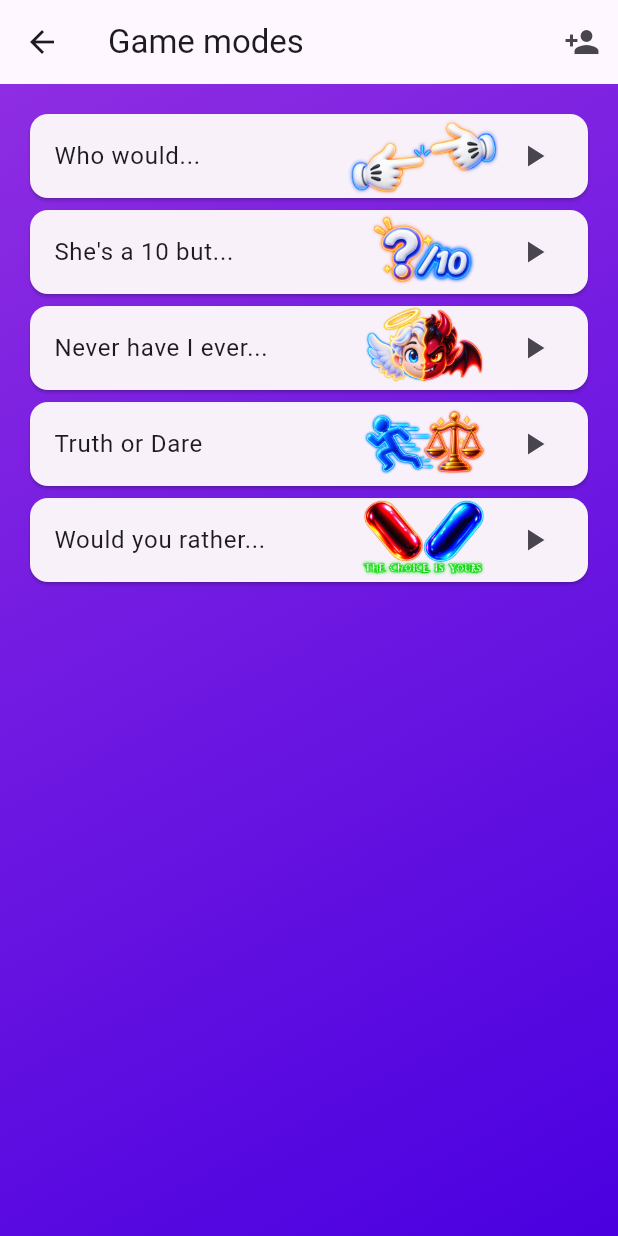
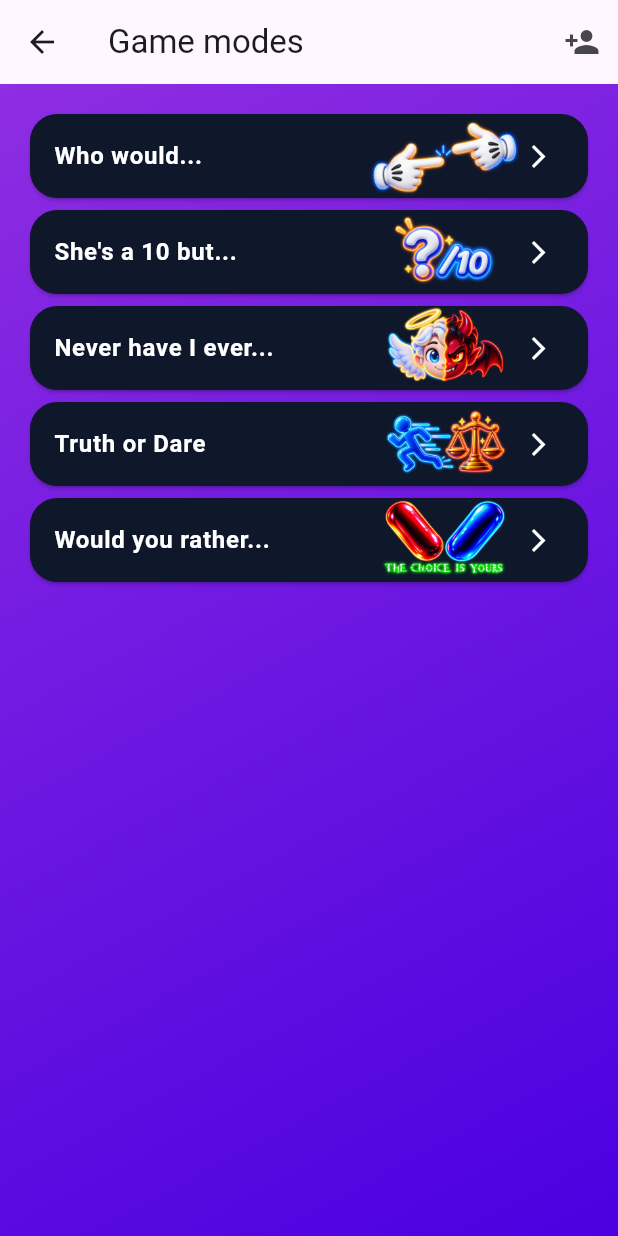
Before and after one commit to Walie-Matthieu/West-Fun, a Flutter app: the ModeSelectionScreen screen opened directly with empty values, on a phone screen of 412 x 824 dp. Run offline on Flutter 3.47's test engine with Material 3 defaults, Android fonts, the phone set to English and light mode, and no system bars; our stand-ins replace image_picker.

Commit message:
change button color

```diff
--- a/lib/screens/mode_selection_screen.dart
+++ b/lib/screens/mode_selection_screen.dart
@@ -38,86 +38,51 @@ class _ModeSelectionScreenState extends State<ModeSelectionScreen> {
   }
   Widget _buildModeTrailingIcon(GameMode mode) {
     if (mode == GameMode.whoWould) {
-      return Row(
-        mainAxisSize: MainAxisSize.min,
-        children: [
-          Image.asset(
+      return Image.asset(
         'assets/images/main_mickey.png',
         width: 100,
         height: 100,
         fit: BoxFit.contain,
-          ),
-          const SizedBox(width: 12),
-          const Icon(Icons.play_arrow),
-        ],
       );
     }
 
     if (mode == GameMode.shesA10But) {
-      return Row(
-        mainAxisSize: MainAxisSize.min,
-        children: [
-          Image.asset(
+      return Image.asset(
         'assets/images/shes_a_ten.png',
         width: 100,
         height: 100,
         fit: BoxFit.contain,
-          ),
-          const SizedBox(width: 12),
-          const Icon(Icons.play_arrow),
-        ],
       );
     }
 
     if (mode == GameMode.neverHaveIEver) {
-      return Row(
-        mainAxisSize: MainAxisSize.min,
-        children: [
-          Image.asset(
+      return Image.asset(
         'assets/images/never_I_have_ever.png',
         width: 100,
         height: 100,
         fit: BoxFit.contain,
-          ),
-          const SizedBox(width: 12),
-          const Icon(Icons.play_arrow),
-        ],
       );
     }
 
     if (mode == GameMode.truthOrDare) {
-      return Row(
-        mainAxisSize: MainAxisSize.min,
-        children: [
-          Image.asset(
+      return Image.asset(
         'assets/images/truth_or_dare.png',
         width: 100,
         height: 100,
         fit: BoxFit.contain,
-          ),
-          const SizedBox(width: 12),
-          const Icon(Icons.play_arrow),
-        ],
       );
     }
 
     if (mode == GameMode.wouldYouRather) {
-      return Row(
-        mainAxisSize: MainAxisSize.min,
-        children: [
-          Image.asset(
+      return Image.asset(
         'assets/images/would_you_rather.png',
         width: 100,
         height: 100,
         fit: BoxFit.contain,
-          ),
-          const SizedBox(width: 12),
-          const Icon(Icons.play_arrow),
-        ],
       );
     }
 
-    return const Icon(Icons.play_arrow);
+    return const SizedBox.shrink();
   }
 
   @override
@@ -141,9 +106,28 @@ class _ModeSelectionScreenState extends State<ModeSelectionScreen> {
           children: [
             for (final mode in GameMode.values)
               Card(
+                color: const Color(0xFF0F172A),
+                shape: RoundedRectangleBorder(
+                  borderRadius: BorderRadius.circular(18),
+                ),
                 child: ListTile(
-                  title: Text(mode.label),
-                  trailing: _buildModeTrailingIcon(mode),
+                  title: Text(
+                    mode.label,
+                    style: const TextStyle(
+                      color: Colors.white,
+                      fontWeight: FontWeight.bold,
+                    ),
+                  ),
+                  trailing: Row(
+                    mainAxisSize: MainAxisSize.min,
+                    children: [
+                      _buildModeTrailingIcon(mode),
+                      const SizedBox(width: 4),
+                      const Icon(Icons.arrow_forward_ios, color: Colors.white, size: 18),
+                    ],
+                  ),
+                  textColor: Colors.white,
+                  iconColor: Colors.white,
                   onTap: () {
                     Navigator.of(context).push(
                       MaterialPageRoute(
```
Lines whose indentation alone changed are shown as unchanged.
